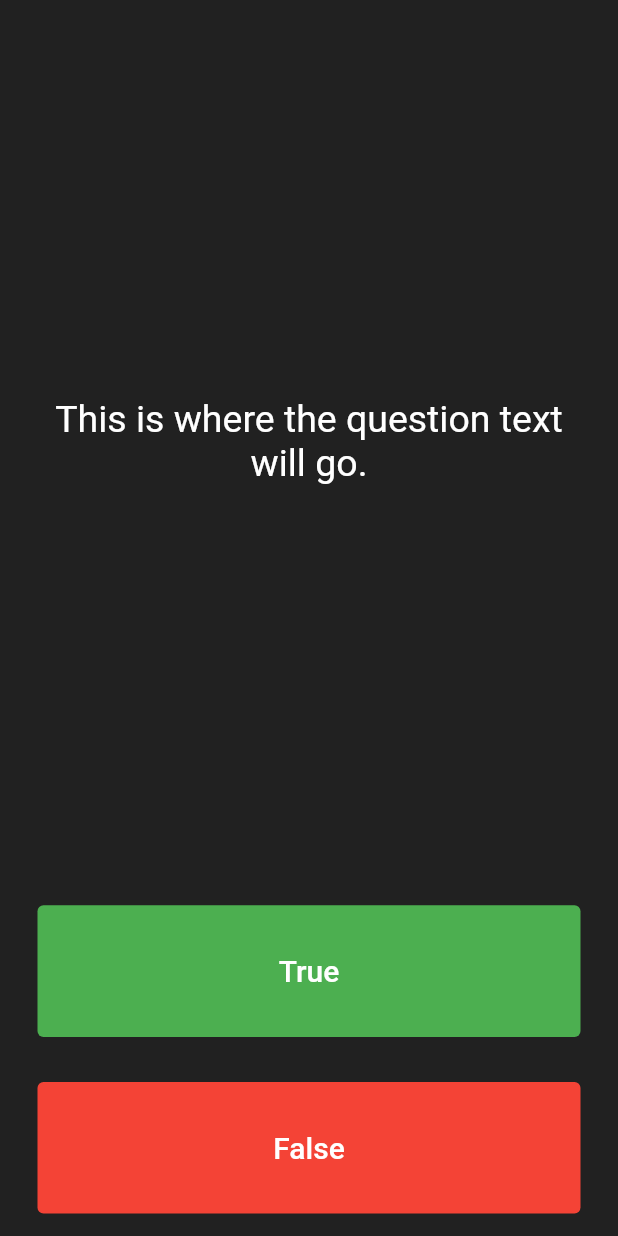
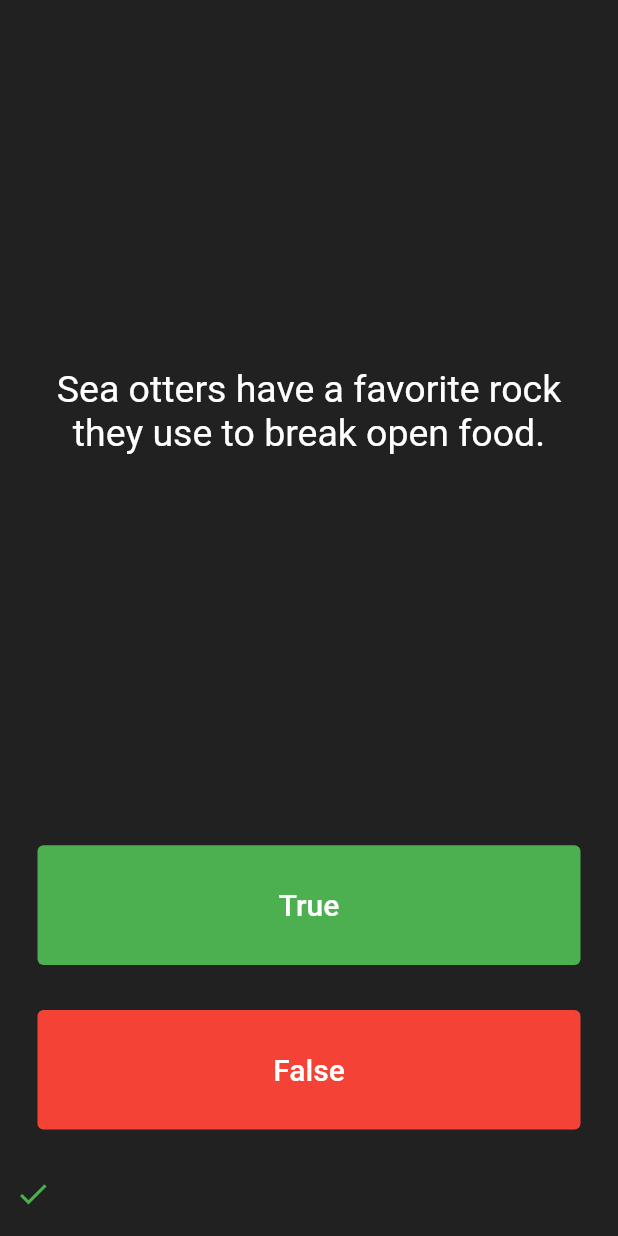
Before and after one commit to imran-ios/quizzler_flutter, a Flutter app: the screen it shows after launch, after a tap on "True", on a phone screen of 412 x 824 dp. Run offline on Flutter 3.47's test engine with Material 2 defaults, Android fonts, the phone set to English and light mode, and no system bars.

Commit message:
initial commit

```diff
--- a/lib/main.dart
+++ b/lib/main.dart
@@ -25,21 +25,48 @@ class QuizPage extends StatefulWidget {
 }
 
 class _QuizPageState extends State<QuizPage> {
+  List<Icon> scoreKeeper = [];
+
+  List<String> questions = [
+    "Sharks are mammals.",
+    "Sea otters have a favorite rock they use to break open food.",
+    "The blue whale is the biggest animal to have ever lived.",
+    "The hummingbird egg is the world's smallest bird egg.",
+    "Pigs roll in the mud because they don't like being clean.",
+    "Bats are blind.",
+    "A dog sweats by panting its tongue.",
+    "It takes a sloth two weeks to digest a meal.",
+    "The largest living frog is the Goliath frog of West Africa.",
+    "An ant can lift 1,000 times its body weight.",
+    "When exiting a cave, bats always go in the direction of the wind.",
+    "Galapagos tortoises sleep up to 16 hours a day.",
+    "An octopus has seven hearts.",
+    "The goat is the national animal of Scotland.",
+    "Herbivores are animal eaters.",
+    "A monkey was the first non-human to go into space."
+  ];
+  int index = 0;
+  void updateQuestionIndex() {
+    if (index < questions.length) {
+      index++;
+    }
+  }
+
   @override
   Widget build(BuildContext context) {
     return Column(
       mainAxisAlignment: MainAxisAlignment.spaceBetween,
       crossAxisAlignment: CrossAxisAlignment.stretch,
       children: <Widget>[
-        const Expanded(
+        Expanded(
           flex: 5,
           child: Padding(
-            padding: EdgeInsets.all(10.0),
+            padding: const EdgeInsets.all(10.0),
             child: Center(
               child: Text(
-                'This is where the question text will go.',
+                questions.elementAt(index),
                 textAlign: TextAlign.center,
-                style: TextStyle(
+                style: const TextStyle(
                   fontSize: 25.0,
                   color: Colors.white,
                 ),
@@ -68,6 +95,15 @@ class _QuizPageState extends State<QuizPage> {
               ),
               onPressed: () {
                 //The user picked true.
+                setState(() {
+                  scoreKeeper.add(
+                    const Icon(
+                      Icons.check,
+                      color: Colors.green,
+                    ),
+                  );
+                  updateQuestionIndex();
+                });
               },
             ),
           ),
@@ -92,12 +128,25 @@ class _QuizPageState extends State<QuizPage> {
                 ),
               ),
               onPressed: () {
-                //The user picked false.
+                setState(() {
+                  scoreKeeper.add(
+                    const Icon(
+                      Icons.close,
+                      color: Colors.red,
+                    ),
+                  );
+                  updateQuestionIndex();
+                });
               },
             ),
           ),
         ),
-        //TODO: Add a Row here as your score keeper
+        Padding(
+          padding: const EdgeInsets.symmetric(vertical: 16),
+          child: Row(
+            children: scoreKeeper,
+          ),
+        ),
       ],
     );
   }
```
